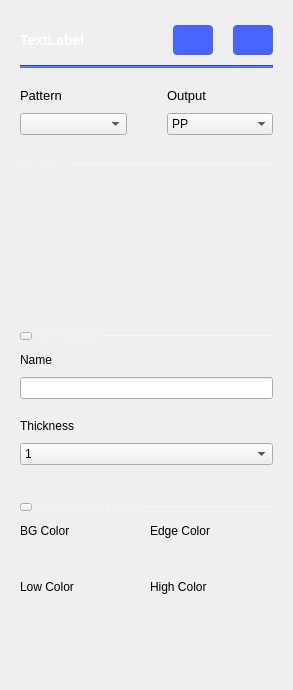
The window that ui/pg_cg_settings.ui (analogdevicesinc/scopy) describes before a commit, drawn with Qt 5.
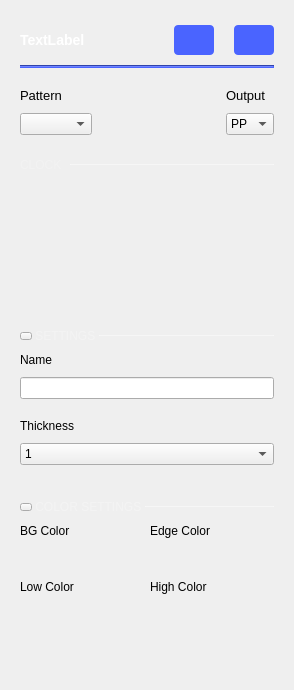
The same window after the commit. Icons and pictures are not drawn.

Commit message: PatternGenerator: Fix combobox width

What changed in the file:
```diff
--- a/ui/pg_cg_settings.ui
+++ b/ui/pg_cg_settings.ui
@@ -6,7 +6,7 @@
    <rect>
     <x>0</x>
     <y>0</y>
-    <width>293</width>
+    <width>294</width>
     <height>690</height>
    </rect>
   </property>
@@ -213,7 +213,7 @@
              <rect>
               <x>0</x>
               <y>0</y>
-              <width>249</width>
+              <width>250</width>
               <height>616</height>
              </rect>
             </property>
@@ -282,7 +282,7 @@
                   <enum>Qt::Horizontal</enum>
                  </property>
                  <property name="sizeType">
-                  <enum>QSizePolicy::Preferred</enum>
+                  <enum>QSizePolicy::Expanding</enum>
                  </property>
                  <property name="sizeHint" stdset="0">
                   <size>
```
The commit also changes 1 other file.
